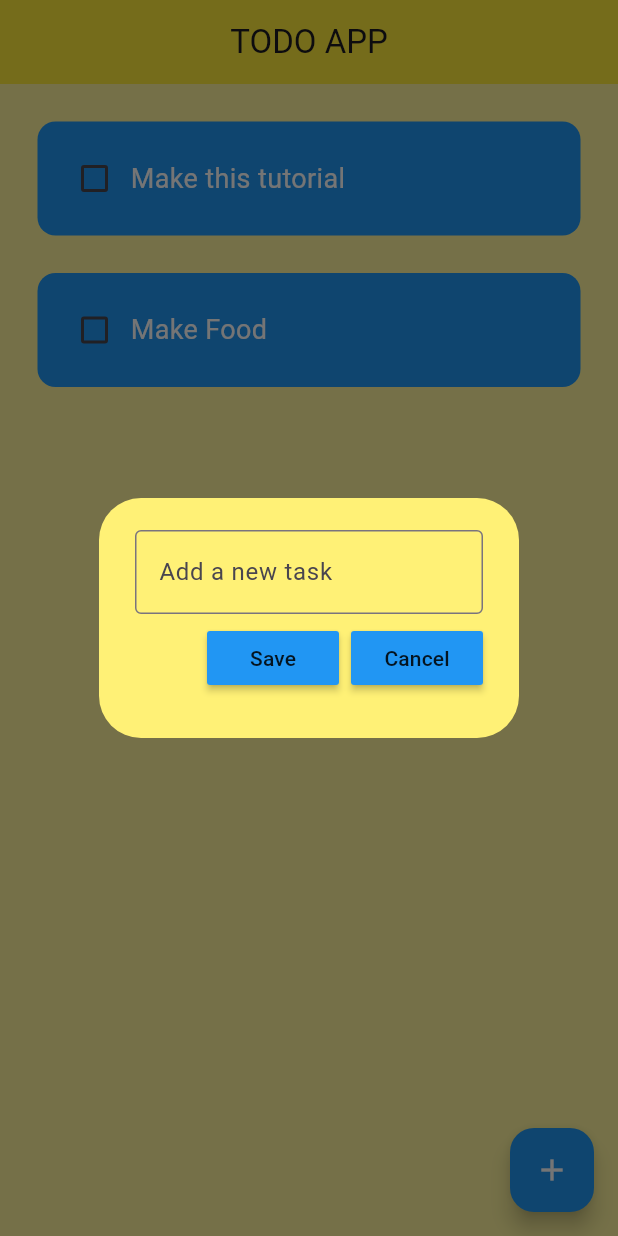
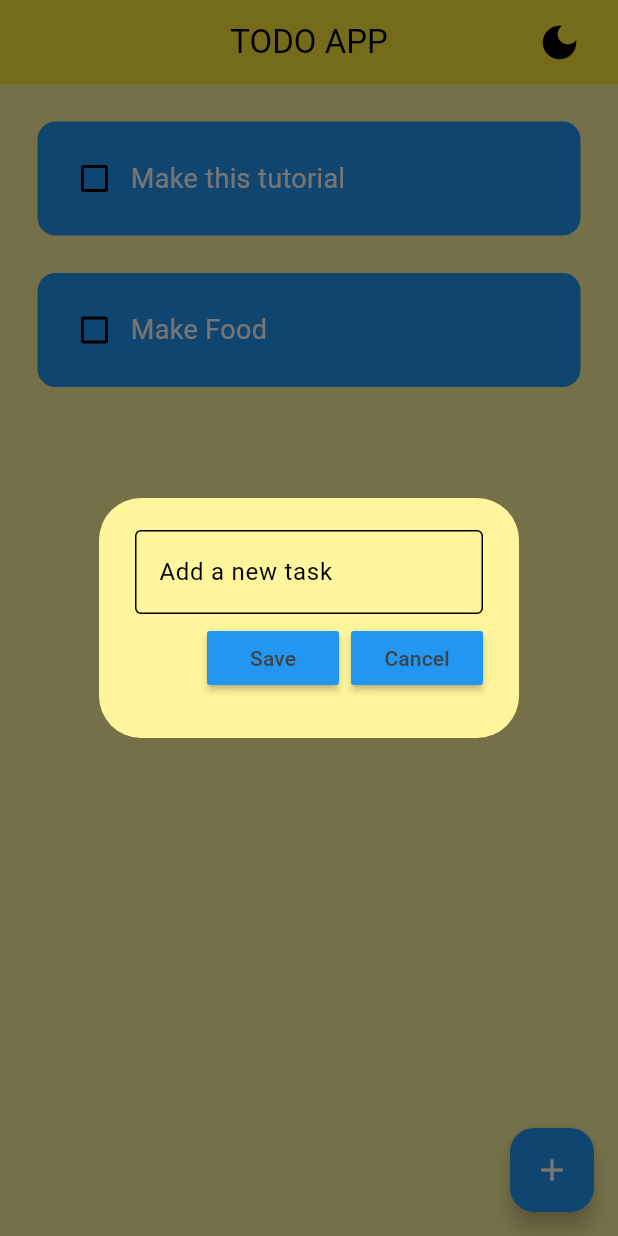
Before and after one commit to Salar977/todo_app, a Flutter app: the screen it shows after launch, after a tap on the "add" icon, on a phone screen of 412 x 824 dp. Run offline on Flutter 3.47's test engine with Material 3 defaults, Android fonts, the phone set to English and light mode, and no system bars; drawn by our look-alikes of flutter_slidable; our stand-ins replace hive_flutter; accounts and stored records are empty.

Commit message:
Add Dark Mode Setting for better readability

```diff
--- a/lib/main.dart
+++ b/lib/main.dart
@@ -1,6 +1,8 @@
 import 'package:flutter/material.dart';
 import 'package:hive_flutter/hive_flutter.dart';
+import 'package:provider/provider.dart';
 import 'package:todo_app/pages/home_page.dart';
+import 'package:todo_app/theme/theme_provider.dart';
 
 void main() async {
   // initialize hive
@@ -9,7 +11,10 @@ void main() async {
   // open a box
   var box = await Hive.openBox('mybox');
 
-  runApp(const MyApp());
+  runApp(ChangeNotifierProvider(
+    create: (context) => ThemeProvider(),
+    child: const MyApp(),
+  ));
 }
 
 class MyApp extends StatelessWidget {
@@ -20,12 +25,8 @@ class MyApp extends StatelessWidget {
     return MaterialApp(
       debugShowCheckedModeBanner: false,
       title: 'Flutter Demo',
+      theme: Provider.of<ThemeProvider>(context).themeData,
       home: HomePage(),
-      theme: ThemeData(
-        appBarTheme: AppBarTheme(
-          backgroundColor: Colors.yellow
-        )
-      ),
     );
   }
 }
--- a/lib/pages/home_page.dart
+++ b/lib/pages/home_page.dart
@@ -1,6 +1,8 @@
 import 'package:flutter/material.dart';
 import 'package:hive_flutter/hive_flutter.dart';
+import 'package:provider/provider.dart';
 import 'package:todo_app/data/database.dart';
+import 'package:todo_app/theme/theme_provider.dart';
 import 'package:todo_app/util/dialog_box.dart';
 import 'package:todo_app/util/todo_tile.dart';
 
@@ -77,14 +79,30 @@ class _HomePageState extends State<HomePage> {
   @override
   Widget build(BuildContext context) {
     return Scaffold(
-      backgroundColor: Colors.yellow[200],
+      backgroundColor: Theme.of(context).colorScheme.surface,
       appBar: AppBar(
-        title: Center(child: Text("TODO APP")),
+        title: Text(
+          "TODO APP",
+        ),
+        centerTitle: true,
+        backgroundColor: Theme.of(context).colorScheme.secondary,
+        actions: [
+          Padding(
+            padding: const EdgeInsets.only(right: 15),
+            child: IconButton(
+              onPressed: Provider.of<ThemeProvider>(context, listen: false).toggleTheme,
+              icon: Icon(
+                Icons.dark_mode,
+                size: 30,
+              )
+            ),
+          )
+        ],
       ),
       floatingActionButton: FloatingActionButton(
         onPressed: createNewTask,
-        backgroundColor: Colors.blue,
-        child: const Icon(Icons.add, color: Colors.white,),
+        backgroundColor: Theme.of(context).colorScheme.primary,
+        child: Icon(Icons.add, color: Colors.white,),
       ),
       body: ListView.builder(
         itemCount: db.todoList.length,
--- /dev/null
+++ b/lib/theme/theme.dart
@@ -0,0 +1,21 @@
+import 'package:flutter/material.dart';
+
+final lightMode = ThemeData(
+  brightness: Brightness.light,
+  colorScheme: ColorScheme.light(
+    surface: Colors.yellow.shade200,
+    primary: Colors.blue,
+    secondary: Colors.yellow,
+    inversePrimary: Colors.grey.shade800
+  )
+);
+
+final darkMode = ThemeData(
+  brightness: Brightness.dark,
+  colorScheme: ColorScheme.dark(
+    surface: Colors.grey.shade600,
+    primary: Colors.grey.shade800,
+    secondary: Colors.grey.shade800,
+    inversePrimary: Colors.grey.shade100
+  )
+);
--- /dev/null
+++ b/lib/theme/theme_provider.dart
@@ -0,0 +1,28 @@
+import 'package:flutter/material.dart';
+import 'package:todo_app/theme/theme.dart';
+
+class ThemeProvider extends ChangeNotifier {
+  // initial theme mode is light
+  ThemeData _themeData = lightMode;
+
+  // getter method to access to themedata
+  ThemeData get themeData => _themeData;
+
+  // bool method to see if theme is in darkmode or not
+  bool get isDarkMode => _themeData == darkMode;
+
+  // setter method to set themeData
+  set themeData(ThemeData themeData) {
+    _themeData = themeData;
+    notifyListeners();
+  }
+
+  // toggle method to switch to darkMode or lightMode
+  void toggleTheme() {
+    if (_themeData == lightMode) {
+      themeData = darkMode;
+    } else {
+      themeData = lightMode;
+    }
+  }
+}
--- a/lib/util/dialog_box.dart
+++ b/lib/util/dialog_box.dart
@@ -16,7 +16,7 @@ class DialogBox extends StatelessWidget {
   @override
   Widget build(BuildContext context) {
     return AlertDialog(
-      backgroundColor: Colors.yellow[300],
+      backgroundColor: Theme.of(context).colorScheme.surface,
       content: Container(
         height: 120,
         child: Column(
--- a/lib/util/my_button.dart
+++ b/lib/util/my_button.dart
@@ -15,8 +15,13 @@ class MyButton extends StatelessWidget {
     return MaterialButton(
       onPressed: onPressed,
       //color: Theme.of(context).primaryColor,
-      color: Colors.blue,
-      child: Text(text),
+      color: Theme.of(context).colorScheme.primary,
+      child: Text(
+        text,
+        style: TextStyle(
+          color: Theme.of(context).colorScheme.inversePrimary
+        ),
+      ),
     );
   }
 }
--- a/lib/util/todo_tile.dart
+++ b/lib/util/todo_tile.dart
@@ -34,7 +34,7 @@ class ToDoTile extends StatelessWidget {
         child: Container(
           padding: EdgeInsets.all(14),
           decoration: BoxDecoration(
-            color: Colors.blue,
+            color: Theme.of(context).colorScheme.primary,
             borderRadius: BorderRadius.circular(12)
           ),
           child: Row(
--- a/pubspec.yaml
+++ b/pubspec.yaml
@@ -37,6 +37,7 @@ dependencies:
   # Use with the CupertinoIcons class for iOS style icons.
   cupertino_icons: ^1.0.8
   flutter_slidable: ^4.0.0
+  provider: ^6.1.5
 
 dev_dependencies:
   flutter_test:
```
Also changed, not shown: pubspec.lock.
